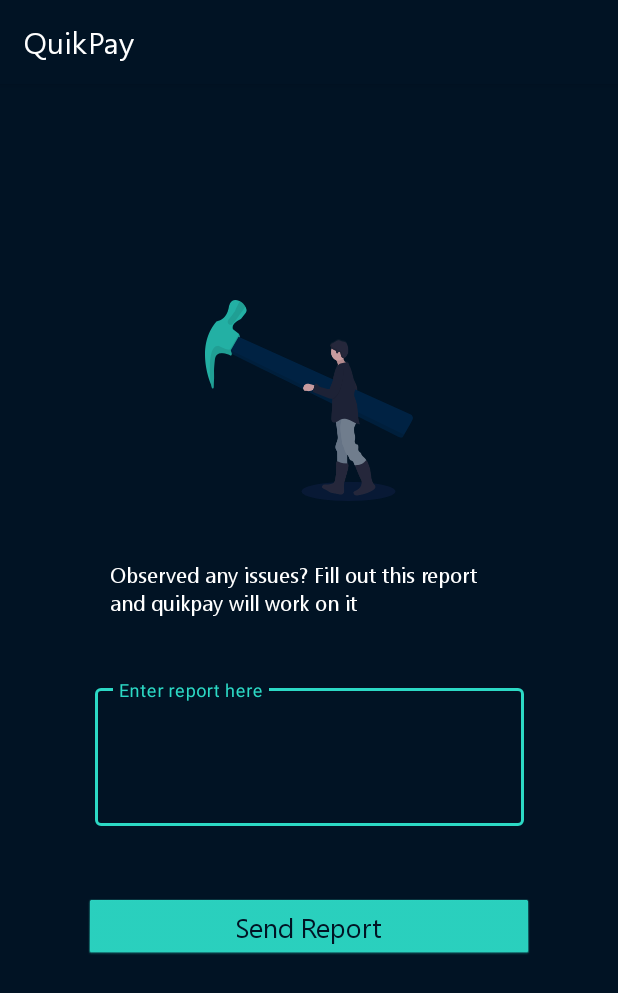
After one commit to elizabethadegbaju/QuikPay, an Android app: the ReportIssueActivity screen opened directly, with no data from a screen before it, on a phone screen of 412 x 824 dp. The commit adds this screen. Shown: the top 993 px of the screen. Run offline under Robolectric (Android 15) with nearby library versions, the phone set to English and light mode, and no system bars; our stand-ins replace data binding; libraries missing offline, so code that uses them is left out: org.kodein.di; 5 statements that could not run were skipped.

Commit message:
feat: Report Issue Activity added
Signed-off-by: Elizabeth Adegbaju <adeotunadegbaju@gmail.com>

```diff
--- a/app/src/main/AndroidManifest.xml
+++ b/app/src/main/AndroidManifest.xml
@@ -11,6 +11,7 @@
         android:screenOrientation="portrait"
         android:supportsRtl="true"
         android:theme="@style/AppTheme">
+        <activity android:name=".ui.reportissue.ReportIssueActivity"></activity>
         <activity android:name=".ui.EditProfileActivity" />
         <activity
             android:name=".ui.authentication.forgotpassword.ForgotPasswordActivity"
--- a/app/src/main/java/com/example/quikpay/QuikPayApplication.kt
+++ b/app/src/main/java/com/example/quikpay/QuikPayApplication.kt
@@ -1,9 +1,11 @@
 package com.example.quikpay
 
 import android.app.Application
+import com.example.quikpay.data.repositories.GeneralRepository
 import com.example.quikpay.data.repositories.UserRepository
 import com.example.quikpay.data.repositories.firebase.FirebaseSource
 import com.example.quikpay.ui.authentication.AuthViewModelFactory
+import com.example.quikpay.ui.reportissue.ReportIssueViewModelFactory
 import org.kodein.di.Kodein
 import org.kodein.di.KodeinAware
 import org.kodein.di.android.x.androidXModule
@@ -19,8 +21,10 @@
 
         bind() from singleton { FirebaseSource() }
         bind() from singleton { UserRepository(instance()) }
+        bind() from singleton { GeneralRepository(instance()) }
         bind() from provider { AuthViewModelFactory(instance()) }
         bind() from provider { GodViewModelFactory(instance()) }
+        bind() from provider { ReportIssueViewModelFactory(instance()) }
 
     }
 }
--- a/app/src/main/java/com/example/quikpay/ui/authentication/AuthListener.kt
+++ b/app/src/main/java/com/example/quikpay/ui/authentication/ProgressListener.kt
@@ -1,6 +1,6 @@
 package com.example.quikpay.ui.authentication
 
-interface AuthListener {
+interface ProgressListener {
     fun onStarted()
     fun onSuccess()
     fun onFailure(message: String)
--- a/app/src/main/java/com/example/quikpay/ui/authentication/signup/SignupTwoFragment.kt
+++ b/app/src/main/java/com/example/quikpay/ui/authentication/signup/SignupTwoFragment.kt
@@ -11,9 +11,9 @@
 import androidx.lifecycle.ViewModelProvider
 import com.example.quikpay.R
 import com.example.quikpay.databinding.FragmentSignupTwoBinding
-import com.example.quikpay.ui.authentication.AuthListener
 import com.example.quikpay.ui.authentication.AuthViewModel
 import com.example.quikpay.ui.authentication.AuthViewModelFactory
+import com.example.quikpay.ui.authentication.ProgressListener
 import com.example.quikpay.utils.startHomeActivity
 import kotlinx.android.synthetic.main.fragment_signup_two.*
 import org.kodein.di.KodeinAware
@@ -21,7 +21,7 @@
 import org.kodein.di.generic.instance
 
 
-class SignupTwoFragment : Fragment(), AuthListener, KodeinAware {
+class SignupTwoFragment : Fragment(), ProgressListener, KodeinAware {
     override val kodein by kodein()
     private val factory: AuthViewModelFactory by instance()
     private lateinit var viewModel: AuthViewModel
@@ -35,7 +35,7 @@
         viewModel = ViewModelProvider(requireActivity(), factory).get(AuthViewModel::class.java)
         binding.authViewModel = viewModel
         binding.lifecycleOwner = this
-        viewModel.authListener = this
+        viewModel.progressListener = this
 
         viewModel.startSignup.observe(requireActivity(), Observer {
             if (it == true) {
--- /dev/null
+++ b/app/src/main/java/com/example/quikpay/ui/reportissue/ReportIssueActivity.kt
@@ -0,0 +1,55 @@
+package com.example.quikpay.ui.reportissue
+
+import android.os.Bundle
+import android.view.View
+import android.widget.Toast
+import androidx.appcompat.app.AppCompatActivity
+import androidx.databinding.DataBindingUtil
+import androidx.lifecycle.Observer
+import androidx.lifecycle.ViewModelProvider
+import com.example.quikpay.R
+import com.example.quikpay.databinding.ActivityReportIssueBinding
+import com.example.quikpay.ui.authentication.ProgressListener
+import com.example.quikpay.utils.startHomeActivity
+import kotlinx.android.synthetic.main.activity_report_issue.*
+import org.kodein.di.KodeinAware
+import org.kodein.di.android.kodein
+import org.kodein.di.generic.instance
+
+class ReportIssueActivity : AppCompatActivity(), ProgressListener, KodeinAware {
+    override val kodein by kodein()
+    private val factory: ReportIssueViewModelFactory by instance()
+    private lateinit var viewModel: ReportIssueViewModel
+    private lateinit var binding: ActivityReportIssueBinding
+    override fun onCreate(savedInstanceState: Bundle?) {
+        super.onCreate(savedInstanceState)
+
+        binding = DataBindingUtil.setContentView(this, R.layout.activity_report_issue)
+        viewModel = ViewModelProvider(this, factory).get(ReportIssueViewModel::class.java)
+        binding.reportIssueViewModel = viewModel
+        binding.lifecycleOwner = this
+        viewModel.progressListener = this
+
+        viewModel.setValues.observe(this, Observer {
+            if (it == true) {
+                viewModel.reportIssue(binding.issue.text.toString())
+                viewModel.onSubmit()
+            }
+        })
+
+    }
+
+    override fun onStarted() {
+        progressbar.visibility = View.VISIBLE
+    }
+
+    override fun onSuccess() {
+        progressbar.visibility = View.GONE
+        this.startHomeActivity()
+    }
+
+    override fun onFailure(message: String) {
+        progressbar.visibility = View.GONE
+        Toast.makeText(this, message, Toast.LENGTH_SHORT).show()
+    }
+}
--- a/app/src/main/res/layout/activity_god.xml
+++ b/app/src/main/res/layout/activity_god.xml
@@ -43,6 +43,7 @@
                     android:layout_width="match_parent"
                     android:layout_height="wrap_content"
                     android:layout_marginBottom="8dp"
+                    android:onClick="@{()->godViewModel.reportAnIssue()}"
                     android:text="Report an issue" />
 
                 <View
@@ -56,8 +57,8 @@
                     android:layout_width="match_parent"
                     android:layout_height="wrap_content"
                     android:layout_marginBottom="32dp"
-                    android:orientation="horizontal"
-                    android:onClick="@{()->godViewModel.logout()}">
+                    android:onClick="@{()->godViewModel.logout()}"
+                    android:orientation="horizontal">
 
                     <androidx.appcompat.widget.AppCompatImageView
                         android:id="@+id/nav_logout_logo"
--- /dev/null
+++ b/app/src/main/res/layout/activity_report_issue.xml
@@ -0,0 +1,88 @@
+<?xml version="1.0" encoding="utf-8"?>
+<layout xmlns:android="http://schemas.android.com/apk/res/android"
+    xmlns:app="http://schemas.android.com/apk/res-auto"
+    xmlns:tools="http://schemas.android.com/tools">
+
+    <data>
+
+        <variable
+            name="reportIssueViewModel"
+            type="com.example.quikpay.ui.reportissue.ReportIssueViewModel" />
+    </data>
+
+    <androidx.constraintlayout.widget.ConstraintLayout
+        android:layout_width="match_parent"
+        android:layout_height="match_parent"
+        android:background="@color/colorPrimary"
+        tools:context=".ui.reportissue.ReportIssueActivity">
+
+        <ImageView
+            android:id="@+id/image_report_issue"
+            android:layout_width="wrap_content"
+            android:layout_height="134dp"
+            android:layout_marginTop="55dp"
+            android:layout_marginBottom="402dp"
+            android:src="@drawable/group_23"
+            app:layout_constraintBottom_toBottomOf="parent"
+            app:layout_constraintEnd_toEndOf="parent"
+            app:layout_constraintStart_toStartOf="parent"
+            app:layout_constraintTop_toTopOf="parent" />
+
+        <TextView
+            android:id="@+id/instruction_report_issue"
+            android:layout_width="266dp"
+            android:layout_height="wrap_content"
+            android:layout_marginTop="39dp"
+            android:text="Observed any issues? Fill out this report and quikpay will work on it"
+            android:textColor="@color/white"
+            app:layout_constraintEnd_toEndOf="@id/image_report_issue"
+            app:layout_constraintStart_toStartOf="@id/image_report_issue"
+            app:layout_constraintTop_toBottomOf="@id/image_report_issue" />
+
+        <com.google.android.material.textfield.TextInputLayout
+            android:id="@+id/edit_text_issue"
+            style="@style/Widget.MaterialComponents.TextInputLayout.OutlinedBox"
+            android:layout_width="wrap_content"
+            android:layout_height="wrap_content"
+            android:layout_marginTop="42dp"
+            android:hint="Enter report here"
+            android:textColorHint="@color/offwhite"
+            app:boxBackgroundColor="@color/colorPrimary"
+            app:boxStrokeColor="@drawable/edit_text_state_colors"
+            app:hintTextColor="@color/colorAccent"
+            app:layout_constraintEnd_toEndOf="@id/image_report_issue"
+            app:layout_constraintStart_toStartOf="@id/image_report_issue"
+            app:layout_constraintTop_toBottomOf="@id/instruction_report_issue">
+
+            <com.google.android.material.textfield.TextInputEditText
+                android:id="@+id/issue"
+                android:layout_width="286dp"
+                android:layout_height="wrap_content"
+                android:gravity="start"
+                android:inputType="textMultiLine"
+                android:lines="3"
+                android:textColor="@color/offwhite"
+                android:textSize="15dp" />
+        </com.google.android.material.textfield.TextInputLayout>
+
+        <com.google.android.material.button.MaterialButton
+            android:layout_width="300dp"
+            android:layout_height="42dp"
+            android:layout_marginTop="48dp"
+            android:onClick="@{()->reportIssueViewModel.submit()}"
+            android:text="Send Report"
+            app:layout_constraintEnd_toEndOf="@id/image_report_issue"
+            app:layout_constraintStart_toStartOf="@id/image_report_issue"
+            app:layout_constraintTop_toBottomOf="@id/edit_text_issue" />
+
+        <ProgressBar
+            android:id="@+id/progressbar"
+            android:layout_width="wrap_content"
+            android:layout_height="wrap_content"
+            android:visibility="gone"
+            app:layout_constraintBottom_toBottomOf="parent"
+            app:layout_constraintEnd_toEndOf="parent"
+            app:layout_constraintStart_toStartOf="parent"
+            app:layout_constraintTop_toTopOf="parent" />
+    </androidx.constraintlayout.widget.ConstraintLayout>
+</layout>
--- a/app/src/main/res/values/colors.xml
+++ b/app/src/main/res/values/colors.xml
@@ -8,5 +8,6 @@
     <color name="colorPrimaryDark">#ff000000</color>
     <color name="white">#ffffffff</color>
     <color name="black">#ff000000</color>
+    <color name="grey">#707070</color>
     <color name="offwhite">#ffe2e2e2</color>
 </resources>
```
Also changed, not shown: app/src/main/java/com/example/quikpay/GodActivity.kt (+9 -0 lines), app/src/main/java/com/example/quikpay/GodViewModel.kt (+12 -0 lines), app/src/main/java/com/example/quikpay/data/repositories/GeneralRepository.kt (added, +10 -0 lines), app/src/main/java/com/example/quikpay/data/repositories/firebase/FirebaseSource.kt (+26 -0 lines), app/src/main/java/com/example/quikpay/ui/authentication/AuthViewModel.kt (+9 -10 lines), app/src/main/java/com/example/quikpay/ui/authentication/login/LoginFragment.kt (+5 -5 lines), app/src/main/java/com/example/quikpay/ui/reportissue/ReportIssueViewModel.kt (added, +57 -0 lines), app/src/main/java/com/example/quikpay/ui/reportissue/ReportIssueViewModelFactory.kt (added, +16 -0 lines), app/src/main/java/com/example/quikpay/utils/ViewUtils.kt (+7 -0 lines), app/src/main/res/layout/fragment_login.xml (+2 -7 lines), app/src/main/res/layout/fragment_welcome.xml (+9 -7 lines).
